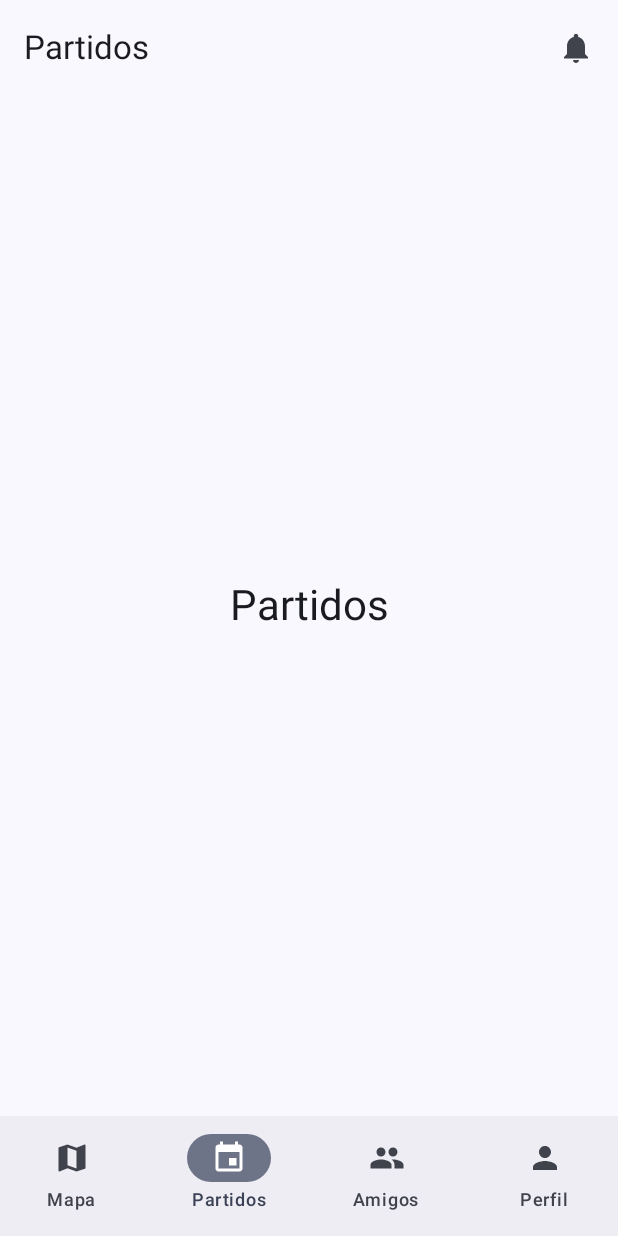
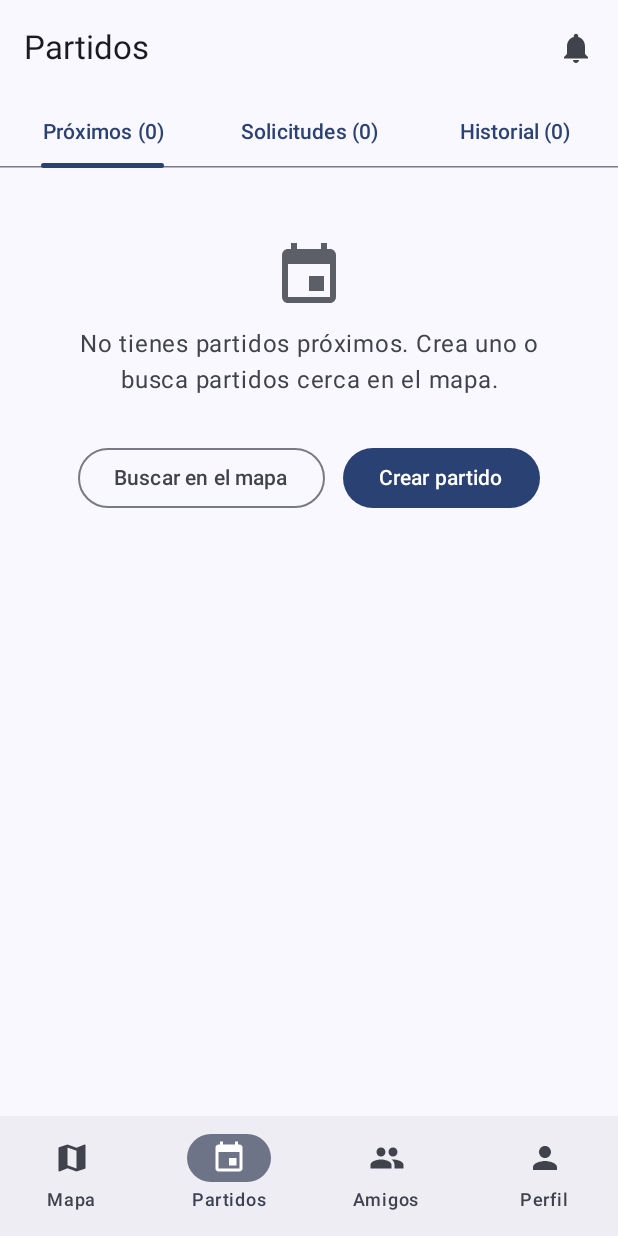
Before and after one commit to SebastianAlvaradoZ/fulbazo, an Android app built with Jetpack Compose: the MyMatchesRoute screen opened through its navigation route, on a phone screen of 412 x 824 dp. Run offline under Robolectric (Android 15) with nearby library versions, the phone set to English and light mode, and no system bars.

Commit message:
feat: pantalla Mis partidos en la pestaña Partidos

```diff
--- a/app/src/main/java/com/vapsa/fulbazo/ui/match/MatchesScreen.kt
+++ /dev/null
@@ -1,28 +0,0 @@
-package com.vapsa.fulbazo.ui.match
-
-import androidx.compose.foundation.layout.Box
-import androidx.compose.foundation.layout.fillMaxSize
-import androidx.compose.material3.MaterialTheme
-import androidx.compose.material3.Text
-import androidx.compose.runtime.Composable
-import androidx.compose.ui.Alignment
-import androidx.compose.ui.Modifier
-import androidx.compose.ui.res.stringResource
-import androidx.compose.ui.tooling.preview.Preview
-import com.vapsa.fulbazo.R
-import com.vapsa.fulbazo.ui.theme.FulbazoTheme
-
-@Composable
-fun MatchesScreen(modifier: Modifier = Modifier) {
-    Box(modifier = modifier.fillMaxSize(), contentAlignment = Alignment.Center) {
-        Text(text = stringResource(R.string.nav_matches), style = MaterialTheme.typography.headlineMedium)
-    }
-}
-
-@Preview(showBackground = true)
-@Composable
-private fun MatchesScreenPreview() {
-    FulbazoTheme {
-        MatchesScreen()
-    }
-}
--- /dev/null
+++ b/app/src/main/java/com/vapsa/fulbazo/ui/match/mine/MyMatchesScreen.kt
@@ -0,0 +1,201 @@
+package com.vapsa.fulbazo.ui.match.mine
+
+import androidx.compose.foundation.layout.Arrangement
+import androidx.compose.foundation.layout.Box
+import androidx.compose.foundation.layout.Column
+import androidx.compose.foundation.layout.PaddingValues
+import androidx.compose.foundation.layout.Row
+import androidx.compose.foundation.layout.fillMaxSize
+import androidx.compose.foundation.layout.fillMaxWidth
+import androidx.compose.foundation.lazy.LazyColumn
+import androidx.compose.foundation.lazy.LazyListScope
+import androidx.compose.foundation.lazy.items
+import androidx.compose.material3.AssistChip
+import androidx.compose.material3.Button
+import androidx.compose.material3.MaterialTheme
+import androidx.compose.material3.OutlinedButton
+import androidx.compose.material3.PrimaryTabRow
+import androidx.compose.material3.SnackbarHost
+import androidx.compose.material3.SnackbarHostState
+import androidx.compose.material3.Tab
+import androidx.compose.material3.Text
+import androidx.compose.runtime.Composable
+import androidx.compose.runtime.LaunchedEffect
+import androidx.compose.runtime.getValue
+import androidx.compose.runtime.mutableIntStateOf
+import androidx.compose.runtime.remember
+import androidx.compose.runtime.saveable.rememberSaveable
+import androidx.compose.runtime.setValue
+import androidx.compose.ui.Alignment
+import androidx.compose.ui.Modifier
+import androidx.compose.ui.platform.LocalContext
+import androidx.compose.ui.res.stringResource
+import androidx.compose.ui.unit.dp
+import androidx.lifecycle.compose.collectAsStateWithLifecycle
+import androidx.lifecycle.viewmodel.compose.viewModel
+import com.vapsa.fulbazo.R
+import com.vapsa.fulbazo.domain.model.JoinRequestStatus
+import com.vapsa.fulbazo.ui.components.EmptyState
+import com.vapsa.fulbazo.ui.components.ErrorState
+import com.vapsa.fulbazo.ui.components.LoadingState
+import com.vapsa.fulbazo.ui.match.MatchCard
+
+@Composable
+fun MyMatchesRoute(
+    onOpenMatch: (matchId: String) -> Unit,
+    onCreateMatch: () -> Unit,
+    onExploreMap: () -> Unit,
+    modifier: Modifier = Modifier,
+    viewModel: MyMatchesViewModel = viewModel(factory = MyMatchesViewModel.Factory),
+) {
+    val uiState by viewModel.uiState.collectAsStateWithLifecycle()
+    val snackbarHostState = remember { SnackbarHostState() }
+    val context = LocalContext.current
+
+    LaunchedEffect(uiState.actionFailed) {
+        if (uiState.actionFailed) {
+            snackbarHostState.showSnackbar(context.getString(R.string.generic_error))
+            viewModel.onErrorShown()
+        }
+    }
+
+    Box(modifier.fillMaxSize()) {
+        MyMatchesScreen(
+            uiState = uiState,
+            actions = MyMatchesActions(
+                onOpenMatch = onOpenMatch,
+                onCreateMatch = onCreateMatch,
+                onExploreMap = onExploreMap,
+                onCancelRequest = viewModel::cancelRequest,
+                onRetry = viewModel::retry,
+            ),
+        )
+        SnackbarHost(snackbarHostState, Modifier.align(Alignment.BottomCenter))
+    }
+}
+
+data class MyMatchesActions(
+    val onOpenMatch: (String) -> Unit = {},
+    val onCreateMatch: () -> Unit = {},
+    val onExploreMap: () -> Unit = {},
+    val onCancelRequest: (String) -> Unit = {},
+    val onRetry: () -> Unit = {},
+)
+
+@Composable
+fun MyMatchesScreen(
+    uiState: MyMatchesUiState,
+    actions: MyMatchesActions,
+    modifier: Modifier = Modifier,
+) {
+    var selectedTab by rememberSaveable { mutableIntStateOf(0) }
+
+    Column(modifier.fillMaxSize()) {
+        PrimaryTabRow(selectedTabIndex = selectedTab) {
+            Tab(
+                selected = selectedTab == 0,
+                onClick = { selectedTab = 0 },
+                text = { Text(stringResource(R.string.my_matches_tab_upcoming, uiState.upcoming.size)) },
+            )
+            Tab(
+                selected = selectedTab == 1,
+                onClick = { selectedTab = 1 },
+                text = { Text(stringResource(R.string.my_matches_tab_requests, uiState.pendingRequestsCount)) },
+            )
+            Tab(
+                selected = selectedTab == 2,
+                onClick = { selectedTab = 2 },
+                text = { Text(stringResource(R.string.my_matches_tab_history, uiState.history.size)) },
+            )
+        }
+        when {
+            uiState.isLoading -> LoadingState(Modifier.fillMaxWidth())
+            uiState.loadFailed -> ErrorState(
+                stringResource(R.string.my_matches_load_error),
+                onRetry = actions.onRetry,
+            )
+            else -> LazyColumn(
+                contentPadding = PaddingValues(16.dp),
+                verticalArrangement = Arrangement.spacedBy(12.dp),
+            ) {
+                when (selectedTab) {
+                    0 -> upcomingTab(uiState, actions)
+                    1 -> requestsTab(uiState, actions)
+                    else -> historyTab(uiState, actions)
+                }
+            }
+        }
+    }
+}
+
+private fun LazyListScope.upcomingTab(uiState: MyMatchesUiState, actions: MyMatchesActions) {
+    if (uiState.upcoming.isEmpty()) {
+        item {
+            Column(horizontalAlignment = Alignment.CenterHorizontally, modifier = Modifier.fillMaxWidth()) {
+                EmptyState(stringResource(R.string.my_matches_upcoming_empty), iconRes = R.drawable.ic_matches)
+                Row(horizontalArrangement = Arrangement.spacedBy(12.dp)) {
+                    OutlinedButton(onClick = actions.onExploreMap) {
+                        Text(stringResource(R.string.my_matches_explore_map))
+                    }
+                    Button(onClick = actions.onCreateMatch) {
+                        Text(stringResource(R.string.map_create_match))
+                    }
+                }
+            }
+        }
+        return
+    }
+    // La tarjeta ya indica "Eres el anfitrión" o "Ya estás inscrito".
+    items(uiState.upcoming, key = { it.matchId }) { match ->
+        MatchCard(match, onClick = { actions.onOpenMatch(match.matchId) })
+    }
+}
+
+private fun LazyListScope.requestsTab(uiState: MyMatchesUiState, actions: MyMatchesActions) {
+    if (uiState.requests.isEmpty()) {
+        item { EmptyState(stringResource(R.string.my_matches_requests_empty)) }
+        return
+    }
+    items(uiState.requests, key = { it.requestId }) { request ->
+        val match = request.match ?: return@items
+        MatchCard(match, onClick = { actions.onOpenMatch(match.matchId) }) {
+            Row(
+                modifier = Modifier.fillMaxWidth(),
+                horizontalArrangement = Arrangement.SpaceBetween,
+                verticalAlignment = Alignment.CenterVertically,
+            ) {
+                AssistChip(onClick = {}, label = { Text(stringResource(request.status.labelRes)) })
+                if (request.status == JoinRequestStatus.PENDING) {
+                    OutlinedButton(
+                        onClick = { actions.onCancelRequest(request.requestId) },
+                        enabled = request.requestId !in uiState.busyRequestIds,
+                    ) {
+                        Text(stringResource(R.string.match_detail_cancel_request))
+                    }
+                }
+            }
+        }
+    }
+}
+
+private fun LazyListScope.historyTab(uiState: MyMatchesUiState, actions: MyMatchesActions) {
+    if (uiState.history.isEmpty()) {
+        item { EmptyState(stringResource(R.string.my_matches_history_empty)) }
+        return
+    }
+    items(uiState.history, key = { it.matchId }) { match ->
+        MatchCard(match, onClick = { actions.onOpenMatch(match.matchId) }) {
+            // Lugar reservado para la evaluación de jugadores después del partido.
+            OutlinedButton(onClick = {}, enabled = false, modifier = Modifier.fillMaxWidth()) {
+                Text(stringResource(R.string.my_matches_evaluate_soon))
+            }
+        }
+    }
+}
+
+private val JoinRequestStatus.labelRes: Int
+    get() = when (this) {
+        JoinRequestStatus.PENDING -> R.string.my_matches_status_pending
+        JoinRequestStatus.ACCEPTED -> R.string.my_matches_status_accepted
+        JoinRequestStatus.REJECTED -> R.string.my_matches_status_rejected
+    }
--- a/app/src/main/java/com/vapsa/fulbazo/ui/navigation/AppNavHost.kt
+++ b/app/src/main/java/com/vapsa/fulbazo/ui/navigation/AppNavHost.kt
@@ -13,9 +13,9 @@ import com.vapsa.fulbazo.ui.friends.FriendsRoute
 import com.vapsa.fulbazo.ui.friends.group.GroupEditorRoute
 import com.vapsa.fulbazo.ui.invitations.InvitationsRoute
 import com.vapsa.fulbazo.ui.map.MapRoute
-import com.vapsa.fulbazo.ui.match.MatchesScreen
 import com.vapsa.fulbazo.ui.match.create.CreateMatchRoute
 import com.vapsa.fulbazo.ui.match.detail.MatchDetailRoute
+import com.vapsa.fulbazo.ui.match.mine.MyMatchesRoute
 import com.vapsa.fulbazo.ui.profile.ProfileRoute
 import com.vapsa.fulbazo.ui.stats.MyStatsRoute
 
@@ -48,7 +48,19 @@ fun AppNavHost(
                 onOpenMatch = { matchId -> navController.navigate(AppRoutes.matchDetail(matchId)) },
             )
         }
-        composable(AppRoutes.MATCH) { MatchesScreen() }
+        composable(AppRoutes.MATCH) {
+            MyMatchesRoute(
+                onOpenMatch = { matchId -> navController.navigate(AppRoutes.matchDetail(matchId)) },
+                onCreateMatch = { navController.navigate(AppRoutes.CREATE_MATCH) },
+                onExploreMap = {
+                    navController.navigate(AppRoutes.MAP) {
+                        popUpTo(AppRoutes.MAP) { saveState = true }
+                        launchSingleTop = true
+                        restoreState = true
+                    }
+                },
+            )
+        }
         composable(AppRoutes.FRIENDS) {
             FriendsRoute(onOpenGroup = { groupId -> navController.navigate(AppRoutes.groupEditor(groupId)) })
         }
```
